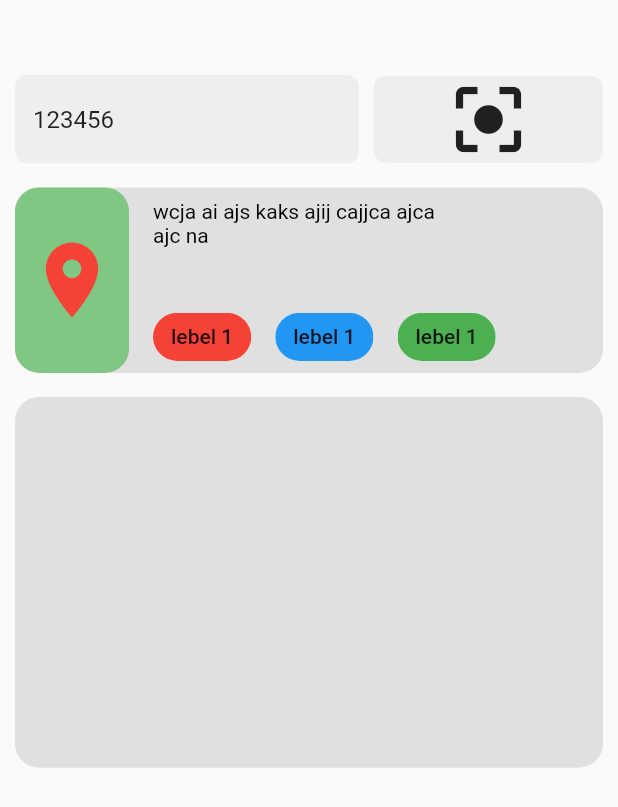
After one commit to jddeep/BinMe, a Flutter app: the DustSelectionPage screen opened directly, on a phone screen of 412 x 824 dp. The commit adds this screen. Shown: the top 807 px of the screen. Run offline on Flutter 3.47's test engine with Material 2 defaults, Android fonts, the phone set to English and light mode, and no system bars; our stand-ins replace google_maps_flutter, location; missing offline and left inert: qr_code_scanner.

Commit message:
Some ui added to dust selection

```diff
--- /dev/null
+++ b/lib/screens/dustSelection/dustSelectionPage.dart
@@ -0,0 +1,189 @@
+import 'package:flutter/material.dart';
+import 'package:rrr/utils/customRouteTransition.dart';
+
+import '../QrViewPage.dart';
+
+class DustSelectionPage extends StatefulWidget {
+  final String dustCode;
+  DustSelectionPage({@required this.dustCode});
+  @override
+  _DustSelectionPageState createState() => _DustSelectionPageState();
+}
+
+class _DustSelectionPageState extends State<DustSelectionPage> {
+  TextEditingController _editingController = TextEditingController();
+  @override
+  void initState() {
+    super.initState();
+    _editingController = TextEditingController(text: widget.dustCode ?? "");
+  }
+
+  @override
+  Widget build(BuildContext context) {
+    return Scaffold(
+      body: Container(
+        padding: const EdgeInsets.only(top: 50.0, left: 10.0, right: 10.0),
+        child: SingleChildScrollView(
+          child: Column(
+            children: [
+              Row(
+                mainAxisAlignment: MainAxisAlignment.spaceBetween,
+                children: [
+                  Flexible(
+                    flex: 3,
+                    child: TextField(
+                      controller: _editingController,
+                      keyboardType: TextInputType.number,
+                      decoration: InputDecoration(
+                        // focusColor: Colors.grey[200],
+                        hintText: "Enter dustbin no.",
+                        enabledBorder: OutlineInputBorder(
+                            borderRadius: BorderRadius.circular(8.0),
+                            borderSide: BorderSide(color: Colors.transparent)),
+                        focusedBorder: OutlineInputBorder(
+                            borderRadius: BorderRadius.circular(8.0),
+                            borderSide: BorderSide(color: Colors.transparent)),
+                        fillColor: Colors.grey[200],
+                        filled: true,
+                        border: OutlineInputBorder(
+                          borderSide: BorderSide(
+                            color: Colors.transparent,
+                          ),
+                        ),
+                      ),
+                      onEditingComplete: () {
+                        // todo
+                      },
+                    ),
+                  ),
+                  SizedBox(
+                    width: 10.0,
+                  ),
+                  Flexible(
+                    flex: 2,
+                    child: Container(
+                      decoration: BoxDecoration(
+                          color: Colors.grey[200],
+                          borderRadius: BorderRadius.circular(8.0)),
+                      child: Center(
+                        child: InkWell(
+                          onTap: () async {
+                            final pop = await Navigator.push(
+                              context,
+                              CustomRouteTransition().createPageRoute(
+                                navigateTo: QrViewPage(),
+                              ),
+                            );
+                            // todo: Do something with pop data (which is coming from qrview page).
+                          },
+                          child: Icon(
+                            Icons.center_focus_strong,
+                            size: 58.0,
+                          ),
+                        ),
+                      ),
+                    ),
+                  )
+                ],
+              ),
+              SizedBox(
+                height: 16.0,
+              ),
+              addressContainer(),
+              SizedBox(
+                height: 16.0,
+              ),
+              Container(
+                decoration: BoxDecoration(
+                  color: Colors.grey[300],
+                  borderRadius: BorderRadius.circular(16.0),
+                ),
+                height: MediaQuery.of(context).size.height * 0.3,
+              )
+            ],
+          ),
+        ),
+      ),
+    );
+  }
+
+  Widget addressContainer() {
+    return Container(
+      decoration: BoxDecoration(
+          color: Colors.grey[300], borderRadius: BorderRadius.circular(16.0)),
+      child: Row(
+        crossAxisAlignment: CrossAxisAlignment.start,
+        // mainAxisAlignment: MainAxisAlignment.spaceBetween,
+        children: [
+          Container(
+            height: MediaQuery.of(context).size.height * 0.15,
+            decoration: BoxDecoration(
+              color: Colors.green[300],
+              borderRadius: BorderRadius.circular(16.0),
+            ),
+            child: Center(
+              child: Padding(
+                padding: const EdgeInsets.all(8.0),
+                child: Icon(
+                  Icons.location_on,
+                  size: 60.0,
+                  color: Colors.red,
+                ),
+              ),
+            ),
+          ),
+          SizedBox(width: 16.0),
+          Container(
+            padding: const EdgeInsets.only(top: 8.0),
+            height: MediaQuery.of(context).size.height * 0.15,
+            // color: Col,
+            child: Column(
+              mainAxisAlignment: MainAxisAlignment.spaceBetween,
+              crossAxisAlignment: CrossAxisAlignment.start,
+              children: [
+                Container(
+                  width: MediaQuery.of(context).size.width * 0.5,
+                  child: Text(
+                    "wcja ai ajs kaks ajij cajjca ajca ajc na",
+                    style: TextStyle(color: Colors.black),
+                  ),
+                ),
+                SizedBox(
+                  height: 8.0,
+                ),
+                Row(
+                  mainAxisAlignment: MainAxisAlignment.spaceBetween,
+                  // mainAxisSize: MainAxisSize.max,
+                  children: [
+                    Padding(
+                      padding: const EdgeInsets.only(right: 8.0),
+                      child: Chip(
+                        label: Text("lebel 1"),
+                        backgroundColor: Colors.red,
+                      ),
+                    ),
+                    Padding(
+                      padding: const EdgeInsets.symmetric(horizontal: 8.0),
+                      child: Chip(
+                        label: Text("lebel 1"),
+                        backgroundColor: Colors.blue,
+                      ),
+                    ),
+                    Padding(
+                      padding: const EdgeInsets.symmetric(horizontal: 8.0),
+                      child: Chip(
+                        label: Text("lebel 1"),
+                        backgroundColor: Colors.green,
+                      ),
+                    ),
+                  ],
+                )
+              ],
+            ),
+          ),
+          SizedBox(height: 16.0),
+        ],
+      ),
+    );
+  }
+}
--- a/pubspec.yaml
+++ b/pubspec.yaml
@@ -28,6 +28,10 @@ dependencies:
   # The following adds the Cupertino Icons font to your application.
   # Use with the CupertinoIcons class for iOS style icons.
   cupertino_icons: ^0.1.3
+  google_maps_flutter: ^0.5.28+1
+  location:
+  qr_code_scanner: ^0.0.13
+
 
 dev_dependencies:
   flutter_test:
```
Also changed, not shown: lib/screens/QrViewPage.dart (added, +59 -0 lines), lib/screens/homePage.dart (+125 -10 lines), pubspec.lock, 2 other files.
